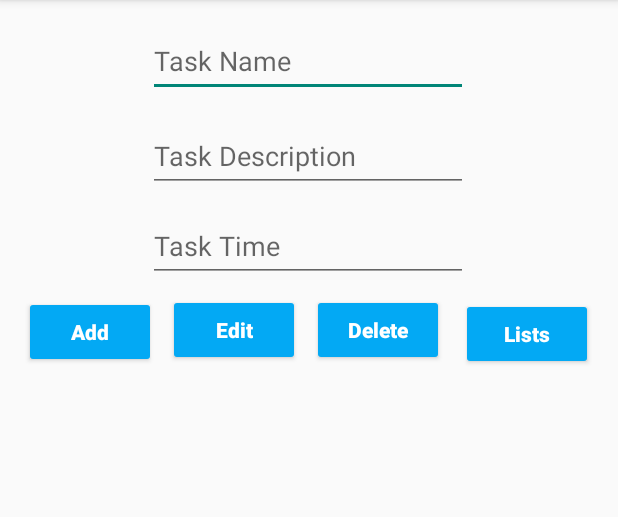
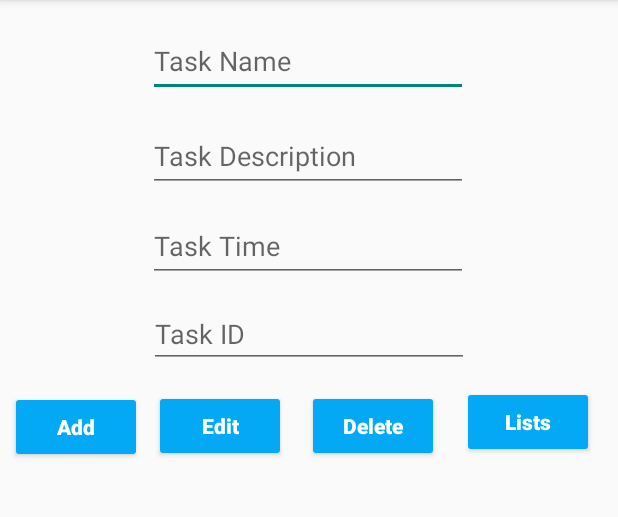
Before and after one commit to vytran17022001/AndroidStudioTDList, an Android app: the screen it shows after launch (MainActivity), on a phone screen of 412 x 824 dp, the part 84-601 px from its top. Run offline under Robolectric (Android 15) with nearby library versions, the phone set to English and light mode, and no system bars.

Commit message:
oke todo

```diff
--- a/app/src/main/java/com/example/todo_list/MainActivity.java
+++ b/app/src/main/java/com/example/todo_list/MainActivity.java
@@ -1,24 +1,120 @@
 package com.example.todo_list;
 
+import android.content.Context;
 import android.os.Bundle;
+import android.view.View;
+import android.widget.ArrayAdapter;
+import android.widget.Button;
+import android.widget.EditText;
+import android.widget.ListView;
+import android.widget.Toast;
 
-import androidx.activity.EdgeToEdge;
 import androidx.appcompat.app.AppCompatActivity;
-import androidx.core.graphics.Insets;
-import androidx.core.view.ViewCompat;
-import androidx.core.view.WindowInsetsCompat;
+
+import java.util.ArrayList;
+import java.util.List;
 
 public class MainActivity extends AppCompatActivity {
-
+    EditText txtName, txtDescription, txtTime, txtId;
+    Button btnAdd, btnEdit, btnDelete, btnList;
+    ListView listView;
+    ArrayAdapter<String> arrayAdapter;
+    ToDoDAO todoDAO;
+    List<String> list = new ArrayList<>(); //tao list rong
+    Context context;
     @Override
     protected void onCreate(Bundle savedInstanceState) {
         super.onCreate(savedInstanceState);
-        EdgeToEdge.enable(this);
         setContentView(R.layout.activity_main);
-        ViewCompat.setOnApplyWindowInsetsListener(findViewById(R.id.main), (v, insets) -> {
-            Insets systemBars = insets.getInsets(WindowInsetsCompat.Type.systemBars());
-            v.setPadding(systemBars.left, systemBars.top, systemBars.right, systemBars.bottom);
-            return insets;
+        //anh xa
+        txtName = findViewById(R.id.todoTxt1);
+        txtDescription = findViewById(R.id.todoTxt2);
+        txtTime = findViewById(R.id.todoTxt3);
+        txtId = findViewById(R.id.todoTxt4);
+        btnAdd = findViewById(R.id.todoBtnAdd);
+        btnEdit = findViewById(R.id.todoBtnEdit);
+        btnDelete = findViewById(R.id.todoBtnDelete);
+        btnList = findViewById(R.id.todoBtnList);
+        listView = findViewById(R.id.todoListView);
+        //khoi tao cac bien
+        context = this;
+        //hien thi data khi chay chuong trinh
+        list.clear(); //xoa het ndung in list
+        todoDAO = new ToDoDAO(context); // tao csdl va table data
+        list = todoDAO.getAllToDoToString(); //lay all todo in bang todoList
+        arrayAdapter = new ArrayAdapter<>(context,
+                android.R.layout.simple_list_item_1,list); //tao adapter
+        listView.setAdapter(arrayAdapter); //day data vao listview
+        //--- btn hien thi
+        btnList.setOnClickListener(new View.OnClickListener() {
+            @Override
+            public void onClick(View view) {
+                list.clear(); //xoa het ndung in list
+                todoDAO = new ToDoDAO(context); // tao csdl va table data
+                list = todoDAO.getAllToDoToString();
+                arrayAdapter = new ArrayAdapter<>(context,
+                        android.R.layout.simple_list_item_1,list);
+                listView.setAdapter(arrayAdapter);
+            }
+        });
+        //----btn add
+        btnAdd.setOnClickListener(new View.OnClickListener() {
+            @Override
+            public void onClick(View view) {
+                ToDoList todo = new ToDoList(); //create oj chua data ngdung input
+                //dua data vao oj
+                todo.setTaskName(txtName.getText().toString());
+                todo.setTaskDescription(txtDescription.getText().toString());
+                todo.setTaskTime(txtTime.getText().toString());
+                //goi ham insert
+                int result = todoDAO.InsertToDo(todo);
+                if (result == -1) //kt result
+                {
+                    Toast.makeText(context,"Insert faile",Toast.LENGTH_LONG).show();
+                }
+                if (result == 1)
+                {
+                    Toast.makeText(context,"Insert Success", Toast.LENGTH_LONG).show();
+                }
+            }
+        });
+        //---delete
+        btnDelete.setOnClickListener(new View.OnClickListener() {
+            @Override
+            public void onClick(View view) {
+                String id = txtId.getText().toString();
+                int result = todoDAO.DeleteToDo(id);
+                if (result == -1) //kt result
+                {
+                    Toast.makeText(context,"Delete faile",Toast.LENGTH_LONG).show();
+                }
+                if (result == 1)
+                {
+                    Toast.makeText(context,"Delete Success", Toast.LENGTH_LONG).show();
+                }
+            }
+        });
+         //---
+        btnEdit.setOnClickListener(new View.OnClickListener() {
+            @Override
+            public void onClick(View view) {
+                ToDoList todo = new ToDoList(); //create oj chua data ngdung input
+                //dua data vao oj
+                todo.setId(txtId.getText().toString());
+                todo.setTaskName(txtName.getText().toString());
+                todo.setTaskDescription(txtDescription.getText().toString());
+                todo.setTaskTime(txtTime.getText().toString());
+                //goi ham insert
+                int result = todoDAO.UpdateToDo(todo);
+                if (result == -1) //kt result
+                {
+                    Toast.makeText(context,"Update faile",Toast.LENGTH_LONG).show();
+                }
+                if (result == 1)
+                {
+                    Toast.makeText(context,"Update Success", Toast.LENGTH_LONG).show();
+                }
+            }
         });
     }
 }
--- a/app/src/main/java/com/example/todo_list/SQLiteHelper.java
+++ b/app/src/main/java/com/example/todo_list/SQLiteHelper.java
@@ -6,7 +6,7 @@ import android.database.sqlite.SQLiteOpenHelper;
 
 import androidx.annotation.Nullable;
 
-public class SQLiteHelper extends SQLiteOpenHelper {
+public class  SQLiteHelper extends SQLiteOpenHelper {
     // create table todo
     public static final String SQL_TODO = "CREATE TABLE todo ( " +
             "id integer PRIMARY KEY," +
--- a/app/src/main/res/layout/activity_main.xml
+++ b/app/src/main/res/layout/activity_main.xml
@@ -18,10 +18,10 @@
         android:textStyle="bold"
         app:layout_constraintBottom_toBottomOf="parent"
         app:layout_constraintEnd_toEndOf="parent"
-        app:layout_constraintHorizontal_bias="0.407"
+        app:layout_constraintHorizontal_bias="0.482"
         app:layout_constraintStart_toEndOf="@+id/todoBtnDelete"
         app:layout_constraintTop_toTopOf="parent"
-        app:layout_constraintVertical_bias="0.276" />
+        app:layout_constraintVertical_bias="0.357" />
 
     <Button
         android:id="@+id/todoBtnDelete"
@@ -34,10 +34,10 @@
         android:textStyle="bold"
         app:layout_constraintBottom_toBottomOf="parent"
         app:layout_constraintEnd_toEndOf="parent"
-        app:layout_constraintHorizontal_bias="0.067"
+        app:layout_constraintHorizontal_bias="0.106"
         app:layout_constraintStart_toEndOf="@+id/todoBtnEdit"
         app:layout_constraintTop_toBottomOf="@+id/todoTxt3"
-        app:layout_constraintVertical_bias="0.015" />
+        app:layout_constraintVertical_bias="0.135" />
 
     <EditText
         android:id="@+id/todoTxt1"
@@ -98,10 +98,10 @@
         android:textStyle="bold"
         app:layout_constraintBottom_toBottomOf="parent"
         app:layout_constraintEnd_toEndOf="parent"
-        app:layout_constraintHorizontal_bias="0.049"
+        app:layout_constraintHorizontal_bias="0.021"
         app:layout_constraintStart_toStartOf="parent"
         app:layout_constraintTop_toBottomOf="@+id/todoTxt3"
-        app:layout_constraintVertical_bias="0.017" />
+        app:layout_constraintVertical_bias="0.137" />
 
     <Button
         android:id="@+id/todoBtnEdit"
@@ -114,10 +114,10 @@
         android:textStyle="bold"
         app:layout_constraintBottom_toBottomOf="parent"
         app:layout_constraintEnd_toEndOf="parent"
-        app:layout_constraintHorizontal_bias="0.036"
+        app:layout_constraintHorizontal_bias="0.035"
         app:layout_constraintStart_toEndOf="@+id/todoBtnAdd"
         app:layout_constraintTop_toBottomOf="@+id/todoTxt3"
-        app:layout_constraintVertical_bias="0.015" />
+        app:layout_constraintVertical_bias="0.135" />
 
     <ListView
         android:id="@+id/todoListView"
@@ -125,8 +125,22 @@
         android:layout_height="492dp"
         app:layout_constraintBottom_toBottomOf="parent"
         app:layout_constraintEnd_toEndOf="parent"
+        app:layout_constraintHorizontal_bias="0.0"
+        app:layout_constraintStart_toStartOf="parent"
+        app:layout_constraintTop_toBottomOf="@+id/todoBtnList"
+        app:layout_constraintVertical_bias="0.0" />
+
+    <EditText
+        android:id="@+id/todoTxt4"
+        android:layout_width="wrap_content"
+        android:layout_height="wrap_content"
+        android:ems="10"
+        android:inputType="text"
+        android:hint="Task ID"
+        app:layout_constraintBottom_toTopOf="@+id/todoBtnList"
+        app:layout_constraintEnd_toEndOf="parent"
         app:layout_constraintHorizontal_bias="0.5"
         app:layout_constraintStart_toStartOf="parent"
-        app:layout_constraintTop_toBottomOf="@+id/todoBtnList"
+        app:layout_constraintTop_toBottomOf="@+id/todoTxt3"
         app:layout_constraintVertical_bias="0.5" />
 </androidx.constraintlayout.widget.ConstraintLayout>
--- a/gradle/libs.versions.toml
+++ b/gradle/libs.versions.toml
@@ -1,5 +1,5 @@
 [versions]
-agp = "8.6.1"
+agp = "8.5.1"
 junit = "4.13.2"
 junitVersion = "1.2.1"
 espressoCore = "3.6.1"
```
Also changed, not shown: app/src/main/java/com/example/todo_list/ToDoDAO.java (+34 -2 lines), app/src/main/java/com/example/todo_list/ToDoList.java (+11 -1 lines).
